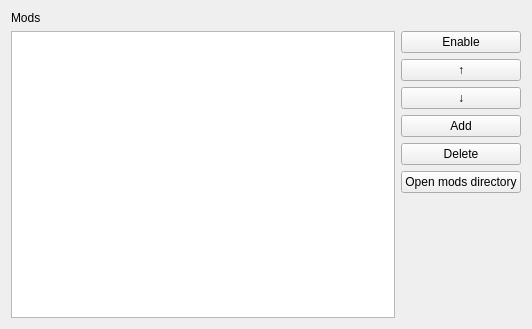
First picture: the form in src/gmaginai_l/forms/widgets/mods_widget.ui, repository Spoonail-Iroiro/gmaginai-l, before the edit.
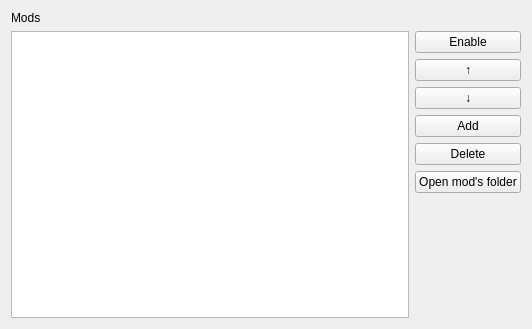
Second picture: the form after the edit.

```diff
--- a/src/gmaginai_l/forms/widgets/mods_widget.ui
+++ b/src/gmaginai_l/forms/widgets/mods_widget.ui
@@ -66,7 +66,7 @@
        <item>
         <widget class="QPushButton" name="btn_delete_2">
          <property name="text">
-          <string>Open mods directory</string>
+          <string>Open mod's folder</string>
          </property>
         </widget>
        </item>
```
Left out of the diff: 10 changed lines with no effect on the pictures.
